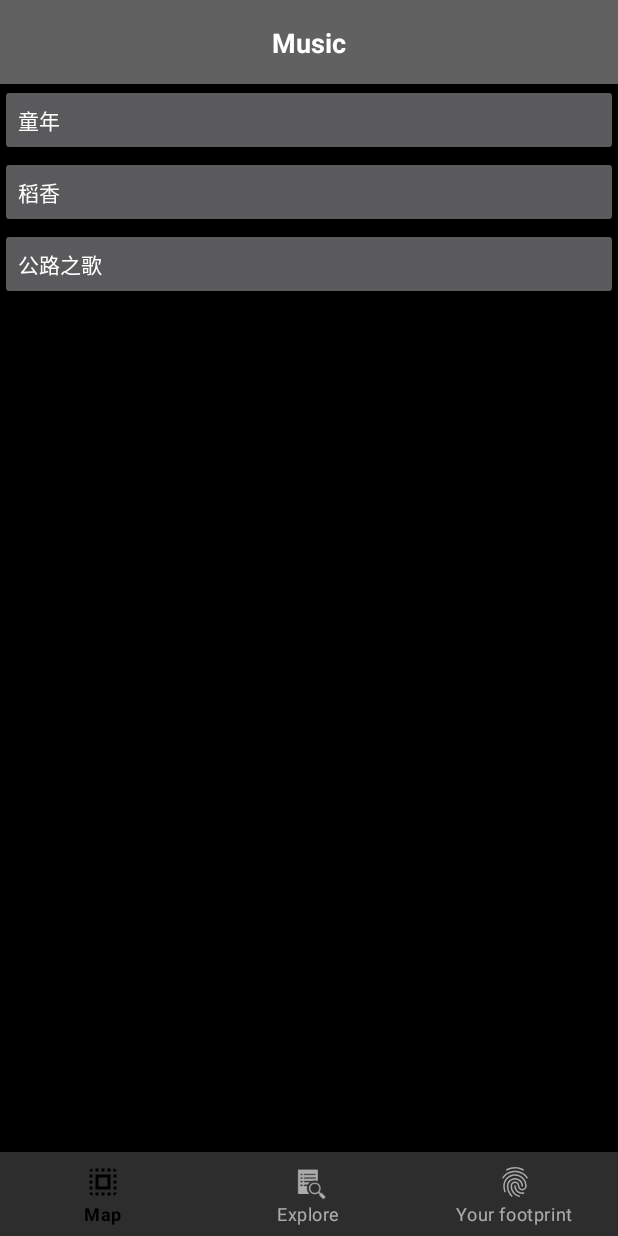
After one commit to tiandi111/FootPrint, an Android app: the Music_Index screen opened directly, with no data from a screen before it, on a phone screen of 412 x 824 dp. The commit adds this screen. Run offline under Robolectric (Android 15) with nearby library versions, the phone set to English and light mode, and no system bars.

Commit message:
Add Music_index UI

```diff
--- a/app/build.gradle
+++ b/app/build.gradle
@@ -23,7 +23,8 @@ android {
 }
 
 dependencies {
-    implementation fileTree(include: ['*.jar'], dir: 'libs')
+    implementation fileTree(dir: 'libs', include: '*.jar')
+    // implementation fileTree(include: ['*.jar'], dir: 'libs')
     implementation 'com.android.support:appcompat-v7:28.0.0'
     implementation 'com.google.android.gms:play-services-maps:16.0.0'
     implementation 'com.google.android.gms:play-services-location:16.0.0'
@@ -51,4 +52,6 @@ dependencies {
 
     // Network
     implementation 'com.android.volley:volley:1.1.1'
+
+    implementation 'com.android.support:recyclerview-v7:28.0.0'
 }
--- a/app/src/main/AndroidManifest.xml
+++ b/app/src/main/AndroidManifest.xml
@@ -52,6 +52,10 @@
             android:name=".Yourfootprint_Index">
         </activity>
 
+        <activity
+            android:name=".Music_Index">
+        </activity>
+
         <service
             android:name=".service.LocationMonitoring_Service"
             android:exported="false">
--- a/app/src/main/java/com/example/lockdown/Maps_Activity.java
+++ b/app/src/main/java/com/example/lockdown/Maps_Activity.java
@@ -1,6 +1,7 @@
 package com.example.lockdown;
 
 import android.Manifest;
+import android.app.Activity;
 import android.app.ActivityManager;
 import android.content.Context;
 import android.content.Intent;
@@ -14,6 +15,7 @@ import android.support.annotation.NonNull;
 import android.support.design.widget.BottomNavigationView;
 import android.support.v4.app.ActivityCompat;
 import android.os.Bundle;
+import android.support.v4.app.FragmentActivity;
 import android.support.v4.content.ContextCompat;
 import android.support.v4.content.LocalBroadcastManager;
 import android.support.v7.app.AppCompatActivity;
--- /dev/null
+++ b/app/src/main/java/com/example/lockdown/Music_Index.java
@@ -0,0 +1,78 @@
+package com.example.lockdown;
+
+import android.app.Activity;
+import android.content.Intent;
+import android.os.Bundle;
+import android.support.annotation.NonNull;
+import android.support.design.widget.BottomNavigationView;
+import android.support.v7.widget.LinearLayoutManager;
+import android.support.v7.widget.RecyclerView;
+import android.util.Log;
+import android.view.MenuItem;
+import android.view.Window;
+import android.widget.TextView;
+
+import com.example.lockdown.ui.RecyclerAdapter;
+
+public class Music_Index extends Activity {
+    private RecyclerView recyclerView;
+    private RecyclerView.Adapter mAdapter;
+    private RecyclerView.LayoutManager layoutManager;
+    private String[] musicList;
+
+    @Override
+    protected void onCreate(Bundle savedInstanceState) {
+        super.onCreate(savedInstanceState);
+
+        requestWindowFeature(Window.FEATURE_CUSTOM_TITLE);
+        setContentView(R.layout.music_index);
+        customizedTitle_init();
+        bottom_navigation_init();
+
+        recyclerView = (RecyclerView) findViewById(R.id.music_index_view);
+
+        // use this setting to improve performance if you know that changes
+        // in content do not change the layout size of the RecyclerView
+        recyclerView.setHasFixedSize(true);
+
+        // use a linear layout manager
+        layoutManager = new LinearLayoutManager(this);
+        recyclerView.setLayoutManager(layoutManager);
+
+        // specify an adapter (see also next example)
+        musicList = new String[]{"童年", "稻香", "公路之歌"};
+        mAdapter = new RecyclerAdapter(musicList);
+        recyclerView.setAdapter(mAdapter);
+    }
+
+    public void customizedTitle_init() {
+        getWindow().setFeatureInt(Window.FEATURE_CUSTOM_TITLE, R.layout.title);
+        TextView tv = (TextView) findViewById(R.id.title);
+        tv.setText("Music");
+    }
+
+    private void bottom_navigation_init() {
+        Intent intent_toFp = new Intent(Music_Index.this, Yourfootprint_Index.class);
+        Intent intent_toMap = new Intent(Music_Index.this, Maps_Activity.class);
+        BottomNavigationView bottomNV = (BottomNavigationView) findViewById(R.id.bottom_navigation);
+        bottomNV.setOnNavigationItemSelectedListener(new BottomNavigationView.OnNavigationItemSelectedListener() {
+            @Override
+            public boolean onNavigationItemSelected(@NonNull MenuItem menuItem) {
+                switch ( menuItem.getItemId()) {
+                    case R.id.navigation_map:
+                        startActivity(intent_toMap);
+                        return true;
+                    case R.id.navigation_explore:
+                        return true;
+                    case R.id.navigation_yourfootprint:
+                        startActivity(intent_toFp);
+                        return true;
+                }
+                return false;
+            }
+        });
+        //bottomNV.setSelectedItemId(R.id.navigation_yourfootprint);
+    }
+
+
+}
--- a/app/src/main/java/com/example/lockdown/Yourfootprint_Activity.java
+++ b/app/src/main/java/com/example/lockdown/Yourfootprint_Activity.java
@@ -1,4 +1,5 @@
 package com.example.lockdown;
+import android.app.Activity;
 import android.content.Intent;
 import android.support.annotation.NonNull;
 import android.support.design.widget.BottomNavigationView;
--- a/app/src/main/java/com/example/lockdown/Yourfootprint_Index.java
+++ b/app/src/main/java/com/example/lockdown/Yourfootprint_Index.java
@@ -63,6 +63,7 @@ public class Yourfootprint_Index extends AppCompatActivity {
             public boolean onChildClick(ExpandableListView parent, View v,
                                         int groupPosition, int childPosition, long id) {
                 Intent intent_toAct = new Intent(Yourfootprint_Index.this, Yourfootprint_Activity.class);
+                Intent intent_toMusicIndex = new Intent(Yourfootprint_Index.this, Music_Index.class);
                 intent_toAct.putExtra("Loc", expandableListTitle.get(groupPosition));
                 Toast.makeText(
                         getApplicationContext(),
@@ -75,6 +76,9 @@ public class Yourfootprint_Index extends AppCompatActivity {
                 switch ( expandableListDetail.get(expandableListTitle.get(groupPosition)).get(childPosition)) {
                     case "...":
                         startActivity(intent_toAct);
+                        return true;
+                    case "Music":
+                        startActivity(intent_toMusicIndex);
                         return true;
                 }
                 return false;
--- /dev/null
+++ b/app/src/main/java/com/example/lockdown/ui/RecyclerAdapter.java
@@ -0,0 +1,56 @@
+package com.example.lockdown.ui;
+
+import android.support.v7.widget.RecyclerView;
+import android.view.LayoutInflater;
+import android.view.ViewGroup;
+import android.widget.Button;
+import android.widget.TextView;
+
+import com.example.lockdown.R;
+
+public class RecyclerAdapter extends RecyclerView.Adapter<RecyclerAdapter.MyViewHolder> {
+    private String[] mDataset;
+
+    // Provide a reference to the views for each data item
+    // Complex data items may need more than one view per item, and
+    // you provide access to all the views for a data item in a view holder
+    public static class MyViewHolder extends RecyclerView.ViewHolder {
+        // each data item is just a string in this case
+        public Button button;
+        public MyViewHolder(Button b) {
+            super(b);
+            button = b;
+        }
+    }
+
+    // Provide a suitable constructor (depends on the kind of dataset)
+    public RecyclerAdapter(String[] myDataset) {
+        mDataset = myDataset;
+    }
+
+    // Create new views (invoked by the layout manager)
+    @Override
+    public RecyclerAdapter.MyViewHolder onCreateViewHolder(ViewGroup parent,
+                                                     int viewType) {
+        // create a new view
+        Button b = (Button) LayoutInflater.from(parent.getContext())
+                .inflate(R.layout.music_item, parent, false);
+        MyViewHolder vh = new MyViewHolder(b);
+        return vh;
+    }
+
+    // Replace the contents of a view (invoked by the layout manager)
+    @Override
+    public void onBindViewHolder(MyViewHolder holder, int position) {
+        // - get element from your dataset at this position
+        // - replace the contents of the view with that element
+        holder.button.setText(mDataset[position]);
+
+    }
+
+    // Return the size of your dataset (invoked by the layout manager)
+    @Override
+    public int getItemCount() {
+        return mDataset.length;
+    }
+}
--- /dev/null
+++ b/app/src/main/res/layout/music_index.xml
@@ -0,0 +1,38 @@
+<?xml version="1.0" encoding="utf-8"?>
+<android.support.constraint.ConstraintLayout
+    xmlns:android="http://schemas.android.com/apk/res/android"
+    xmlns:tools="http://schemas.android.com/tools"
+    android:layout_width="match_parent"
+    android:layout_height="match_parent"
+    android:background="#000000">
+
+    <LinearLayout
+        android:layout_width="match_parent"
+        android:layout_height="match_parent"
+        android:orientation="vertical">
+
+        <android.support.v7.widget.RecyclerView
+            android:id="@+id/music_index_view"
+            android:scrollbars="vertical"
+            android:layout_width="match_parent"
+            android:layout_height="match_parent"/>
+
+    </LinearLayout>
+
+    <android.support.design.widget.CoordinatorLayout
+        xmlns:android="http://schemas.android.com/apk/res/android"
+        xmlns:app="http://schemas.android.com/apk/res-auto"
+        android:layout_width="match_parent"
+        android:layout_height="match_parent">
+        <android.support.design.widget.BottomNavigationView
+            xmlns:android="http://schemas.android.com/apk/res/android"
+            xmlns:app="http://schemas.android.com/apk/res-auto"
+            android:id="@+id/bottom_navigation"
+            android:layout_width="match_parent"
+            android:layout_height="wrap_content"
+            android:layout_gravity="bottom"
+            app:menu="@menu/bottom_navigation_menu" />
+
+    </android.support.design.widget.CoordinatorLayout>
+
+</android.support.constraint.ConstraintLayout>
--- /dev/null
+++ b/app/src/main/res/layout/music_item.xml
@@ -0,0 +1,15 @@
+<?xml version="1.0" encoding="utf-8"?>
+
+
+<!--<TextView xmlns:android="http://schemas.android.com/apk/res/android"-->
+    <!--android:id="@+id/music_item"-->
+    <!--android:layout_width="match_parent"-->
+    <!--android:layout_height="wrap_content"-->
+    <!--android:text="TextView" />-->
+
+<Button xmlns:android="http://schemas.android.com/apk/res/android"
+    android:layout_width="match_parent"
+    android:layout_height="wrap_content"
+    android:id="@+id/ForYou"
+    android:gravity="left|center_vertical"
+    android:text="Made for you" />
--- /dev/null
+++ b/app/src/main/res/values-v21/styles.xml
@@ -0,0 +1,15 @@
+<?xml version="1.0" encoding="utf-8"?>
+<resources>
+
+    <style name="AppTheme" parent="Theme.MaterialComponents.NoActionBar">
+        <item name="android:windowNoTitle">false</item>
+        <item name="colorPrimary">@color/colorPrimary</item>
+        <item name="colorPrimaryDark">@color/colorPrimaryDark</item>
+        <item name="colorAccent">@color/colorPrimaryDark</item>
+        <item name="android:colorBackground">@color/background_material_dark</item>
+        <item name="android:colorForeground">@color/foreground_material_dark</item>
+        <item name="android:navigationBarColor">@color/colorAccent</item>
+        <item name="android:colorPrimary">@color/colorAccent</item>
+        <item name="android:statusBarColor">@color/colorPrimary</item>
+    </style>
+</resources>
--- a/app/src/main/res/values/colors.xml
+++ b/app/src/main/res/values/colors.xml
@@ -1,6 +1,8 @@
 <?xml version="1.0" encoding="utf-8"?>
 <resources>
-    <color name="colorPrimary">#151515</color>
-    <color name="colorPrimaryDark">#00574b</color>
-    <color name="colorAccent">#D81B60</color>
+    <color name="colorPrimary">#000000</color>
+    <color name="colorPrimaryDark">#060606</color>
+    <color name="colorAccent">#626161</color>
+    <color name="background_material_dark">#626161</color>
+    <color name="foreground_material_dark">#ffffff</color>
 </resources>
```
